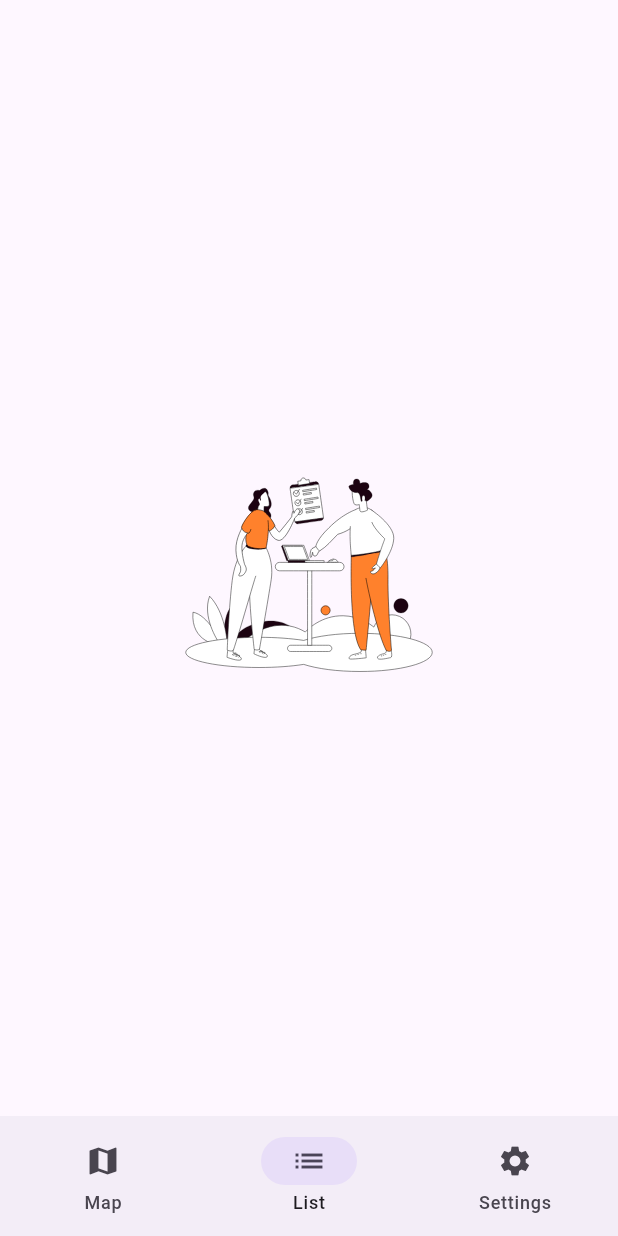
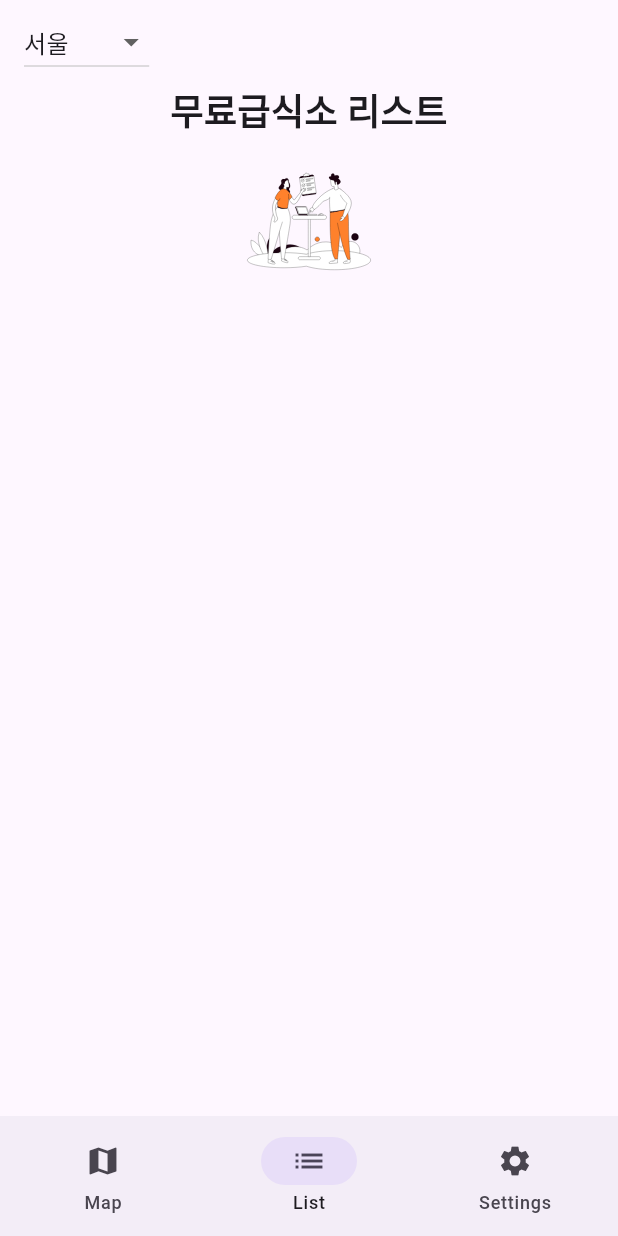
Before and after one commit to beoldshoe/2023-_-, a Flutter app: the screen it shows after launch, item 2 of the bottom bar chosen, on a phone screen of 412 x 824 dp. Run offline on Flutter 3.47's test engine with Material 2 defaults, Android fonts, the light colour scheme and no system bars; our stand-ins replace cloud_firestore, firebase_core, geolocator, google_maps_flutter, google_places_flutter, lottie and 1 more; accounts and stored records are empty.

Commit message:
지역별 리스트 완성

```diff
--- a/lib/pages/list.dart
+++ b/lib/pages/list.dart
@@ -1,17 +1,97 @@
 import 'package:flutter/material.dart';
 import 'package:lottie/lottie.dart';
+import 'package:cloud_firestore/cloud_firestore.dart';
 
-class ListPage extends StatelessWidget{
+class ListPage extends StatefulWidget {
   const ListPage ({super.key});
+
+  @override
+  _ListPageState createState() => _ListPageState();
+}
+
+class _ListPageState extends State<ListPage> {
+  final List<String> regions = ["서울","대구","부산","광주","인천","대전","울산","경기도","경상남도","경상북도","전라남도","전라북도","충청남도","충청북도","강원","제주","기타"];
+  String selectedRegion = '서울';
 
   @override
   Widget build(BuildContext context) {
     return Scaffold(
+      appBar: AppBar(
+        title: DropdownButton<String>(
+          value: selectedRegion,
+          items: regions.map((String value) {
+            return DropdownMenuItem<String>(
+              value: value,
+              child: Text(value),
+            );
+          }).toList(),
+          onChanged: (newValue) {
+            setState(() {
+              selectedRegion = newValue!;
+            });
+          },
+        ),
+      ),
       body: Center(
-        child: SizedBox(
-          height: 400,
-          width: 200,
-          child: Lottie.asset("lottie/list.json"),
+        child: Column(
+          children: [
+            Text("무료급식소 리스트", style: TextStyle(fontSize: 24, fontWeight: FontWeight.bold)),
+            SizedBox(
+              height: 100,
+              width: 100,
+              child: Lottie.asset("lottie/list.json"),
+            ),
+            Expanded(
+              child: StreamBuilder<QuerySnapshot>(
+                stream: FirebaseFirestore.instance.collection('data').snapshots(),
+                builder: (BuildContext context, AsyncSnapshot<QuerySnapshot> snapshot) {
+                  if (snapshot.hasError) {
+                    return Text('Something went wrong');
+                  }
+
+                  if (snapshot.connectionState == ConnectionState.waiting) {
+                    return Text("Loading");
+                  }
+
+                  return ListView(
+                    children: snapshot.data!.docs.map((DocumentSnapshot document) {
+                      Map<String, dynamic> data = document.data() as Map<String, dynamic>;
+                      if (selectedRegion == '기타') {
+                        if (regions.where((region) => data['provider'].contains(region)).isEmpty) {
+                          return buildCard(data);
+                        }
+                      } else {
+                        if (data['provider'].contains(selectedRegion)) {
+                          return buildCard(data);
+                        }
+                      }
+                      return Container();
+                    }).toList(),
+                  );
+                },
+              ),
+            ),
+          ],
+        ),
+      ),
+    );
+  }
+
+  Card buildCard(Map<String, dynamic> data) {
+    return Card(
+      child: ListTile(
+        title: Text('Facility Name: ${data['facility_name']}'),
+        subtitle: Column(
+          crossAxisAlignment: CrossAxisAlignment.start,
+          children: <Widget>[
+            Text('Operating Institution: ${data['operating_institution']}'),
+            Text('Place: ${data['place']}'),
+            Text('Provider: ${data['provider']}'),
+            Text('Target: ${data['target']}'),
+            Text('Time: ${data['time']}'),
+            Text('Phone number: ${data['phone_number']}'),
+            Text('Day: ${data['day']}'),
+          ],
         ),
       ),
     );
```
